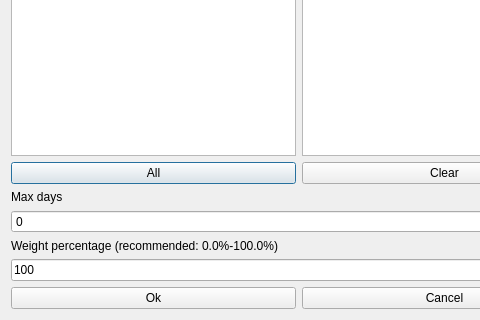
This is fet/src/interface/modifyconstraintmaxdaysbetweenactivitiesform_template.ui in vonmecheln/fet as Qt 5 draws it before an edit; both pictures show x 0 to 480 and y 213 to 533 of the 598 by 533 pixel window. The edited form follows.
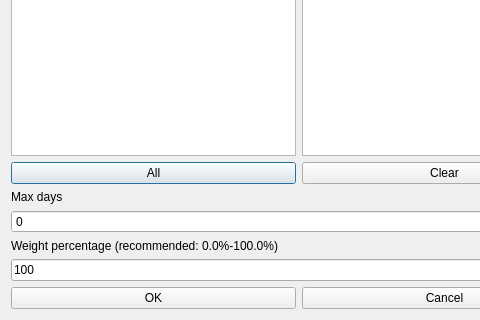
This is the edited form.

Diff of the .ui file:
```diff
--- a/fet/src/interface/modifyconstraintmaxdaysbetweenactivitiesform_template.ui
+++ b/fet/src/interface/modifyconstraintmaxdaysbetweenactivitiesform_template.ui
@@ -194,7 +194,7 @@
      <item>
       <widget class="QPushButton" name="okPushButton">
        <property name="text">
-        <string>Ok</string>
+        <string>OK</string>
        </property>
       </widget>
      </item>
```
